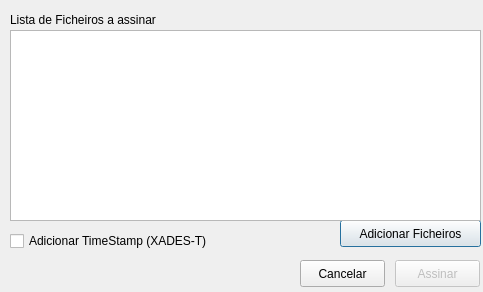
Old version of the form pteid-mw-pt/_src/eidmw/eidgui/dlgSignature.ui in the repository amagovpt/autenticacao.gov.
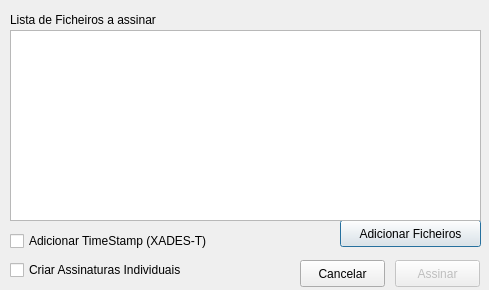
New version of the form. Icons and pictures are not drawn.

Commit message: eidgui: Add individual signatures checkbox to dlgSignature

```diff
--- a/pteid-mw-pt/_src/eidmw/eidgui/dlgSignature.ui
+++ b/pteid-mw-pt/_src/eidmw/eidgui/dlgSignature.ui
@@ -6,8 +6,8 @@
    <rect>
     <x>0</x>
     <y>0</y>
-    <width>483</width>
-    <height>292</height>
+    <width>489</width>
+    <height>290</height>
    </rect>
   </property>
   <property name="sizePolicy">
@@ -110,6 +110,19 @@
     <string>Adicionar TimeStamp (XADES-T)</string>
    </property>
   </widget>
+  <widget class="QCheckBox" name="checkbox_singlefiles">
+   <property name="geometry">
+    <rect>
+     <x>10</x>
+     <y>260</y>
+     <width>221</width>
+     <height>20</height>
+    </rect>
+   </property>
+   <property name="text">
+    <string>Criar Assinaturas Individuais</string>
+   </property>
+  </widget>
  </widget>
  <resources/>
  <connections/>
```
Left out of the diff: 2 changed lines with no effect on the pictures. The commit also changes 2 other files.
